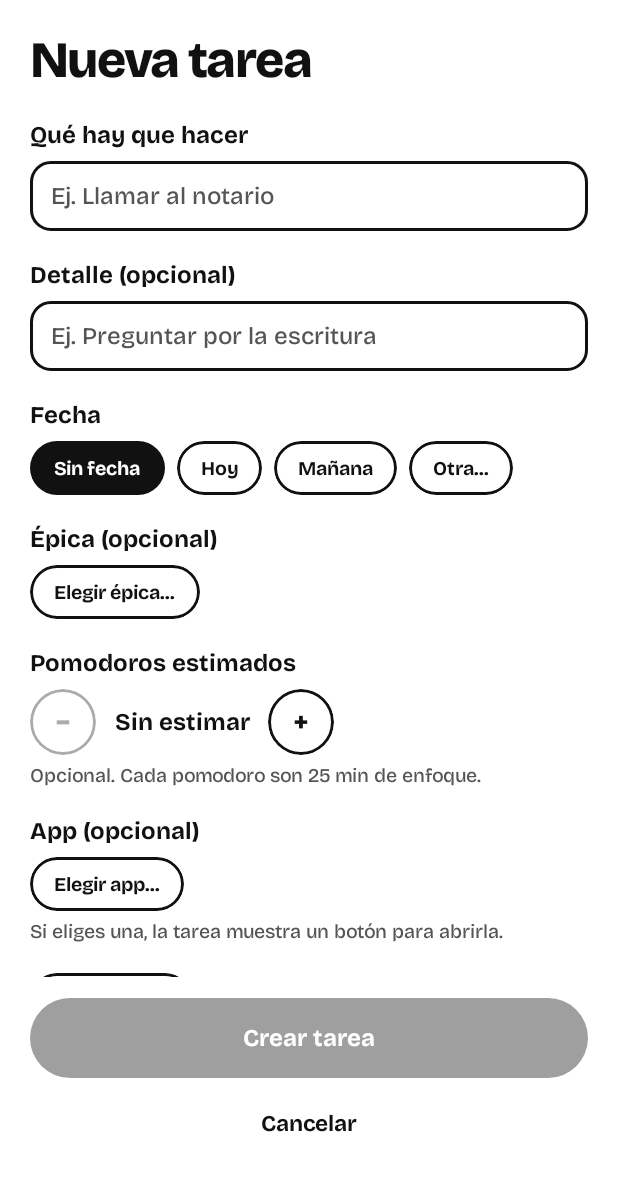
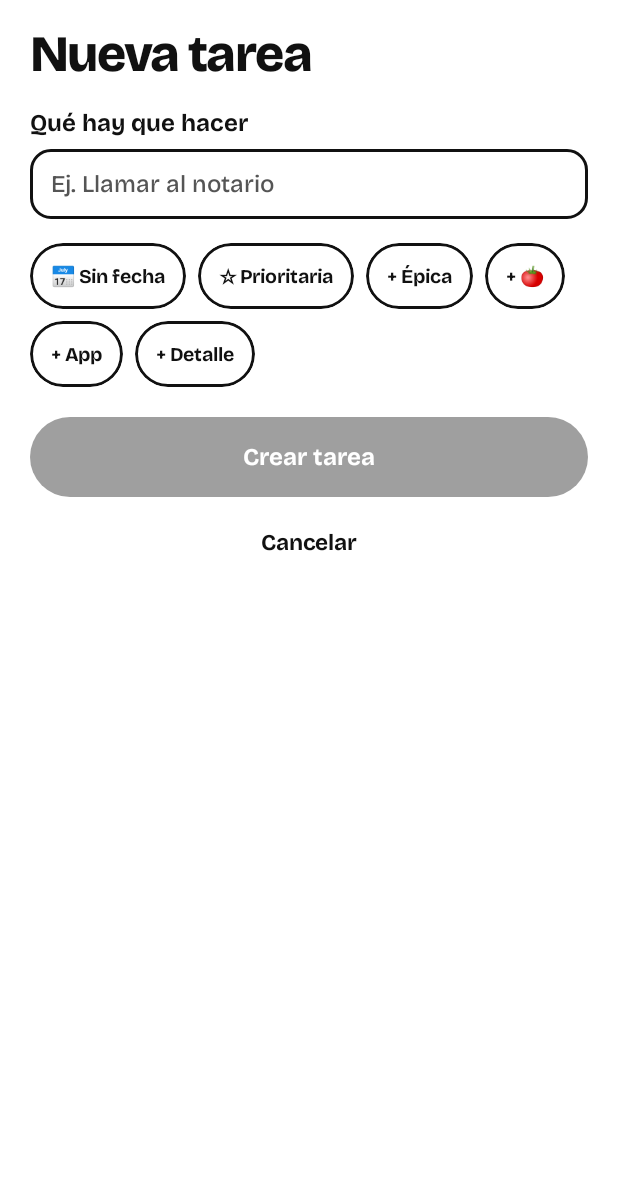
Before and after one commit to Eskalab/ktpj-android, an Android app built with Jetpack Compose: the @Preview function NewTaskPreview, on a phone screen of 412 x 824 dp, the part 47-1236 px from its top. Run offline under Robolectric (Android 15) with nearby library versions, the phone set to English and light mode, and no system bars.

Commit message:
Show task options as chips with inline editors above the create button #KTP-11

```diff
--- a/app/src/main/java/co/eskala/bktpj_notification/ui/tasks/NewTaskScreen.kt
+++ b/app/src/main/java/co/eskala/bktpj_notification/ui/tasks/NewTaskScreen.kt
@@ -12,6 +12,20 @@ import androidx.compose.foundation.layout.safeDrawingPadding
 import androidx.compose.foundation.rememberScrollState
 import androidx.compose.foundation.text.BasicTextField
 import androidx.compose.foundation.text.KeyboardOptions
+import androidx.compose.foundation.clickable
+import androidx.compose.foundation.layout.ExperimentalLayoutApi
+import androidx.compose.foundation.layout.FlowRow
+import androidx.compose.foundation.layout.Row
+import androidx.compose.foundation.layout.heightIn
+import androidx.compose.runtime.remember
+import androidx.compose.ui.Alignment
+import androidx.compose.ui.draw.clip
+import androidx.compose.ui.platform.LocalContext
+import androidx.compose.ui.platform.LocalFocusManager
+import androidx.compose.ui.semantics.Role
+import androidx.compose.ui.semantics.stateDescription
+import co.eskala.bktpj_notification.ui.components.appLabel
+import co.eskala.bktpj_notification.ui.components.dueLabel
 import androidx.compose.foundation.verticalScroll
 import androidx.compose.material3.Text
 import androidx.compose.runtime.Composable
@@ -45,6 +59,7 @@ import co.eskala.bktpj_notification.ui.theme.ThemeMode
 data class NewTask(val title: String, val description: String?, val due: String?, val priority: Boolean, val app: String? = null, val projectId: String? = null, val pomos: Int? = null)
 
 /** Nueva tarea desde el celular: queda en el tablero Spur igual que las que llegan desde Claude (/spur). */
+@OptIn(ExperimentalLayoutApi::class)
 @Composable
 fun NewTaskScreen(
     saving: Boolean,
@@ -77,55 +92,145 @@ fun NewTaskScreen(
         pomos = pomos.takeIf { it > 0 },
     )
 
-    Column(Modifier.fillMaxSize().background(c.bg).safeDrawingPadding()) {
+    val ctx = LocalContext.current
+    val focus = LocalFocusManager.current
+    // Qué editor está abierto debajo de los chips (uno a la vez); null = ninguno.
+    var open by rememberSaveable { mutableStateOf<TaskOption?>(null) }
+    // La épica recién creada desde el buscador aún no está en [projects]: se recuerda para el chip.
+    var createdProject by remember { mutableStateOf<TaskProject?>(null) }
+    val createProject: (suspend (String, String) -> TaskProject?)? = onCreateProject?.let { create ->
+        { name, prefix -> create(name, prefix).also { createdProject = it } }
+    }
+    val epic = projectId?.let { id ->
+        projects.firstOrNull { it.id == id } ?: initial?.project?.takeIf { it.id == id } ?: createdProject?.takeIf { it.id == id }
+    }
+    val appName = app?.let { remember(it) { appLabel(ctx, it) ?: it } }
+    val chips = taskOptionChips(due?.let { dueLabel(it) }, priority, epicShortName(epic), pomos, appName, description)
+
+    // KTP-11 opción C: título + chips con cada opción y su valor; el editor se abre debajo
+    // y el botón grande queda justo después, sin tener que desplazarse en el caso común.
     Column(
         Modifier
-                .weight(1f)
+            .fillMaxSize()
+            .background(c.bg)
+            .safeDrawingPadding()
             .verticalScroll(rememberScrollState())
             .padding(horizontal = KtpjDimens.screenPadding, vertical = 16.dp),
-            verticalArrangement = Arrangement.spacedBy(KtpjDimens.blockGap),
+        verticalArrangement = Arrangement.spacedBy(KtpjDimens.blockGapSmall),
     ) {
         Text("TABLERO SPUR", style = t.overlineLarge, color = c.muted)
         Text(if (initial == null) "Nueva tarea" else "Editar tarea", style = t.onboardingTitle, color = c.fg)
         if (initial == null && onSwitchToHabit != null) {
-                androidx.compose.foundation.layout.Row(horizontalArrangement = Arrangement.spacedBy(8.dp)) {
+            Row(horizontalArrangement = Arrangement.spacedBy(8.dp)) {
                 Chip("Tarea", true, {})
                 Chip("↻ Hábito", false, onSwitchToHabit)
             }
         }
 
         Field("Qué hay que hacer") {
-                TextBox(title, { title = it.take(200) }, "Ej. Llamar al notario", "Título de la tarea", ImeAction.Next)
+            TextBox(title, { title = it.take(200) }, "Ej. Llamar al notario", "Título de la tarea", ImeAction.Done)
         }
-            Field("Detalle (opcional)") {
-                TextBox(description, { description = it.take(500) }, "Ej. Preguntar por la escritura", "Detalle de la tarea", ImeAction.Done)
+        FlowRow(
+            horizontalArrangement = Arrangement.spacedBy(8.dp),
+            verticalArrangement = Arrangement.spacedBy(8.dp),
+        ) {
+            chips.forEach { (option, text) ->
+                OptionChip(text, expanded = open == option, toggle = option == TaskOption.PRIORIDAD) {
+                    focus.clearFocus()
+                    if (option == TaskOption.PRIORIDAD) priority = !priority
+                    else open = if (open == option) null else option
                 }
-            Field("Fecha") {
-                DueChips(due, { due = it })
             }
-            Field("Épica (opcional)") { EpicField(projects, projectId, { projectId = it }, onCreateProject, initial?.project) }
-            Field("Pomodoros estimados") { PomosField(pomos, { pomos = it }) }
-            initial?.let { co.eskala.bktpj_notification.ui.components.PomoSessionsList(it.id, todayOnly = false) }
-            Field("App (opcional)") {
-                AppField(app, { app = it })
         }
-            Column(verticalArrangement = Arrangement.spacedBy(6.dp)) {
-                Chip("★ Prioritaria", priority, { priority = !priority })
+        if (priority) {
             Text(
-                    if (priority) "El día de su fecha (o si se atrasa) te la recuerdo cada hora, de 6:00 a.m. a 8:00 p.m., hasta que la marques como Hecha."
-                    else "Sin estrella solo aparece en la lista, sin recordatorios.",
+                "★ Te la recuerdo cada hora (6:00 a.m. a 8:00 p.m.) el día de su fecha o si se atrasa, hasta que la marques como Hecha.",
                 style = t.caption,
                 color = c.muted,
             )
         }
+        open?.let { option ->
+            OptionEditor(option, onClose = { open = null }) {
+                when (option) {
+                    TaskOption.FECHA -> DueChips(due, { due = it })
+                    TaskOption.EPICA -> EpicField(projects, projectId, { projectId = it }, createProject, initial?.project)
+                    TaskOption.POMOS -> PomosField(pomos, { pomos = it })
+                    TaskOption.APP -> AppField(app, { app = it })
+                    TaskOption.DETALLE -> TextBox(description, { description = it.take(500) }, "Ej. Preguntar por la escritura", "Detalle de la tarea", ImeAction.Done)
+                    TaskOption.PRIORIDAD -> Unit
+                }
+            }
         }
         Column(
-            Modifier.padding(start = KtpjDimens.screenPadding, end = KtpjDimens.screenPadding, top = 14.dp, bottom = 22.dp),
+            Modifier.padding(top = 4.dp),
             verticalArrangement = Arrangement.spacedBy(KtpjDimens.cardGapSmall),
         ) {
             PrimaryButton(if (saving) "Guardando…" else if (initial == null) "Crear tarea" else "Guardar cambios", onClick = { onSave(build()) }, enabled = canSave)
             SecondaryButton("Cancelar", onClick = onCancel, enabled = !saving)
         }
+        initial?.let { co.eskala.bktpj_notification.ui.components.PomoSessionsList(it.id, todayOnly = false) }
+    }
+}
+
+/** Chip de opción: muestra el valor actual; relleno si tiene valor, borde grueso si su editor está abierto. */
+@Composable
+private fun OptionChip(text: OptionChipText, expanded: Boolean, toggle: Boolean, onClick: () -> Unit) {
+    val c = KtpjTheme.colors
+    Box(
+        Modifier
+            .heightIn(min = KtpjDimens.minTouchTarget)
+            .clip(KtpjShapes.pill)
+            .then(if (text.set) Modifier.background(c.invBg) else Modifier)
+            .border(if (expanded) KtpjDimens.borderField * 1.5f else KtpjDimens.borderCard, if (expanded) c.fg else c.border, KtpjShapes.pill)
+            .clickable(role = if (toggle) Role.Switch else Role.Button, onClick = onClick)
+            .semantics {
+                contentDescription = text.spoken
+                stateDescription = when {
+                    toggle -> if (text.set) "activada" else "desactivada"
+                    expanded -> "abierto, toca para cerrar"
+                    else -> "toca para cambiar"
+                }
+            }
+            .padding(horizontal = 14.dp, vertical = 8.dp),
+        contentAlignment = Alignment.Center,
+    ) {
+        Text(text.label, style = KtpjTheme.type.captionStrong, color = if (text.set) c.invFg else c.fg)
+    }
+}
+
+/** Panel en línea con el editor de una opción y un "Listo" para cerrarlo. */
+@Composable
+private fun OptionEditor(option: TaskOption, onClose: () -> Unit, content: @Composable () -> Unit) {
+    val c = KtpjTheme.colors
+    val title = when (option) {
+        TaskOption.FECHA -> "Fecha"
+        TaskOption.EPICA -> "Épica"
+        TaskOption.POMOS -> "Pomodoros estimados"
+        TaskOption.APP -> "App"
+        TaskOption.DETALLE -> "Detalle"
+        TaskOption.PRIORIDAD -> "Prioritaria"
+    }
+    Column(
+        Modifier
+            .fillMaxWidth()
+            .border(KtpjDimens.borderCard, c.border, KtpjShapes.row)
+            .padding(KtpjDimens.cardPadding),
+        verticalArrangement = Arrangement.spacedBy(KtpjDimens.cardGapSmall),
+    ) {
+        Row(verticalAlignment = Alignment.CenterVertically) {
+            Text(title, style = KtpjTheme.type.rowTitle, color = c.fg, modifier = Modifier.weight(1f))
+            Box(
+                Modifier
+                    .heightIn(min = KtpjDimens.minTouchTarget)
+                    .clip(KtpjShapes.pill)
+                    .clickable(role = Role.Button, onClickLabel = "Cerrar $title", onClick = onClose)
+                    .padding(horizontal = 12.dp, vertical = 8.dp),
+                contentAlignment = Alignment.Center,
+            ) {
+                Text("Listo", style = KtpjTheme.type.buttonSecondary, color = c.fg)
+            }
+        }
+        content()
     }
 }
 
@@ -167,3 +272,9 @@ private fun TextBox(value: String, onChange: (String) -> Unit, placeholder: Stri
 private fun NewTaskPreview() = KtpjTheme(ThemeMode.LIGHT) {
     NewTaskScreen(saving = false, onSave = {}, onCancel = {})
 }
+
+@Preview(name = "Nueva tarea — Oscuro, fuente grande", widthDp = 360, heightDp = 760, fontScale = 1.6f)
+@Composable
+private fun NewTaskDarkPreview() = KtpjTheme(ThemeMode.DARK) {
+    NewTaskScreen(saving = false, onSave = {}, onCancel = {})
+}
--- /dev/null
+++ b/app/src/main/java/co/eskala/bktpj_notification/ui/tasks/TaskOptionChips.kt
@@ -0,0 +1,61 @@
+package co.eskala.bktpj_notification.ui.tasks
+
+import co.eskala.bktpj_notification.TaskProject
+
+/** Opciones de la tarea que se muestran como chips compactos (KTP-11 opción C). */
+enum class TaskOption { FECHA, PRIORIDAD, EPICA, POMOS, APP, DETALLE }
+
+/** Texto del chip, su lectura para TalkBack y si la opción tiene valor (chip relleno). */
+data class OptionChipText(val label: String, val spoken: String, val set: Boolean)
+
+/**
+ * Chips en orden: fecha, ★, épica, 🍅, app, detalle. [due] es la etiqueta ya calculada ("Hoy", "5 nov"),
+ * [epic] y [app] los nombres cortos a mostrar.
+ */
+fun taskOptionChips(
+    due: String?,
+    priority: Boolean,
+    epic: String?,
+    pomos: Int,
+    app: String?,
+    detail: String,
+): List<Pair<TaskOption, OptionChipText>> {
+    val epicName = epic?.takeIf { it.isNotBlank() }
+    val appName = app?.takeIf { it.isNotBlank() }
+    return listOf(
+        TaskOption.FECHA to OptionChipText("📅 " + (due ?: "Sin fecha"), "Fecha: " + (due ?: "sin fecha"), due != null),
+        TaskOption.PRIORIDAD to OptionChipText(
+            if (priority) "★ Prioritaria" else "☆ Prioritaria",
+            if (priority) "Prioritaria: sí" else "Prioritaria: no",
+            priority,
+        ),
+        TaskOption.EPICA to OptionChipText(
+            epicName?.let { "◆ " + shorten(it) } ?: "+ Épica",
+            "Épica: " + (epicName ?: "sin épica"),
+            epicName != null,
+        ),
+        TaskOption.POMOS to OptionChipText(
+            if (pomos > 0) "🍅 $pomos" else "+ 🍅",
+            "Pomodoros estimados: " + if (pomos > 0) "$pomos" else "sin estimar",
+            pomos > 0,
+        ),
+        TaskOption.APP to OptionChipText(
+            appName?.let { "↗ " + shorten(it) } ?: "+ App",
+            "App: " + (appName ?: "ninguna"),
+            appName != null,
+        ),
+        TaskOption.DETALLE to OptionChipText(
+            if (detail.isBlank()) "+ Detalle" else "✎ Detalle",
+            "Detalle: " + if (detail.isBlank()) "vacío" else "escrito",
+            detail.isNotBlank(),
+        ),
+    )
+}
+
+/** Recorta nombres largos para que el chip no ocupe toda la fila. */
+fun shorten(text: String, max: Int = 16): String =
+    text.trim().let { if (it.length <= max) it else it.take(max - 1).trimEnd() + "…" }
+
+/** Nombre corto de la épica: su prefijo (LAV) o, si no tiene, el título. */
+fun epicShortName(project: TaskProject?): String? =
+    project?.let { p -> p.prefix?.takeIf { it.isNotBlank() } ?: p.title.takeIf { it.isNotBlank() } }
```
Also changed, not shown: 2 other files. Lines whose indentation alone changed are shown as unchanged.
